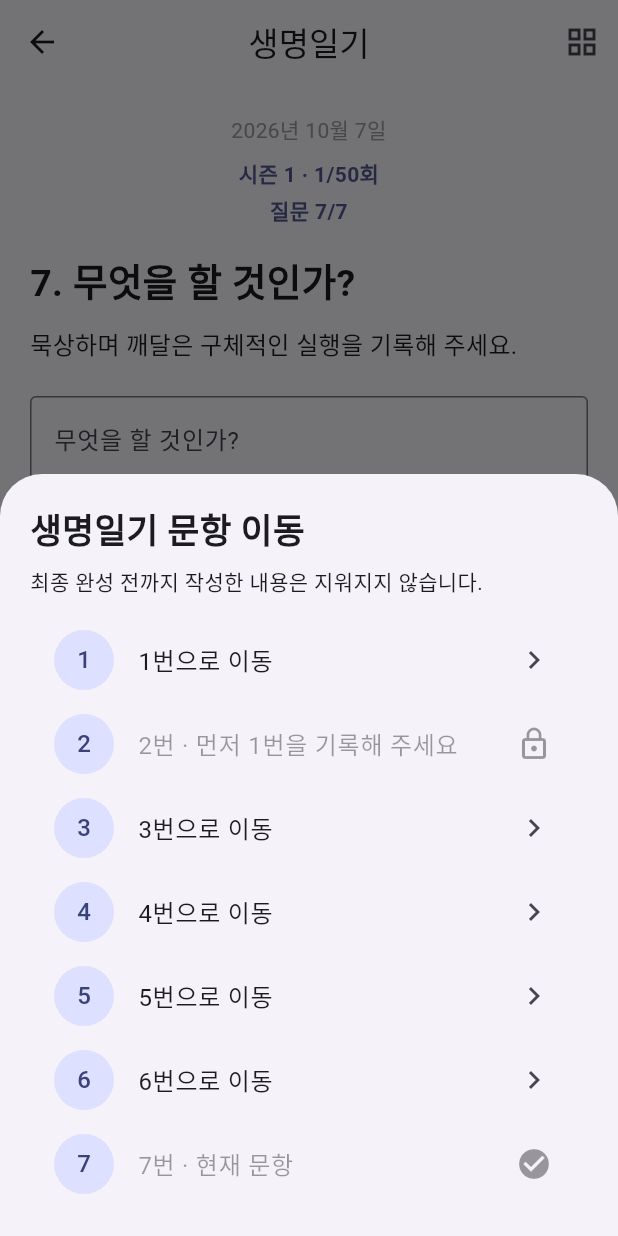
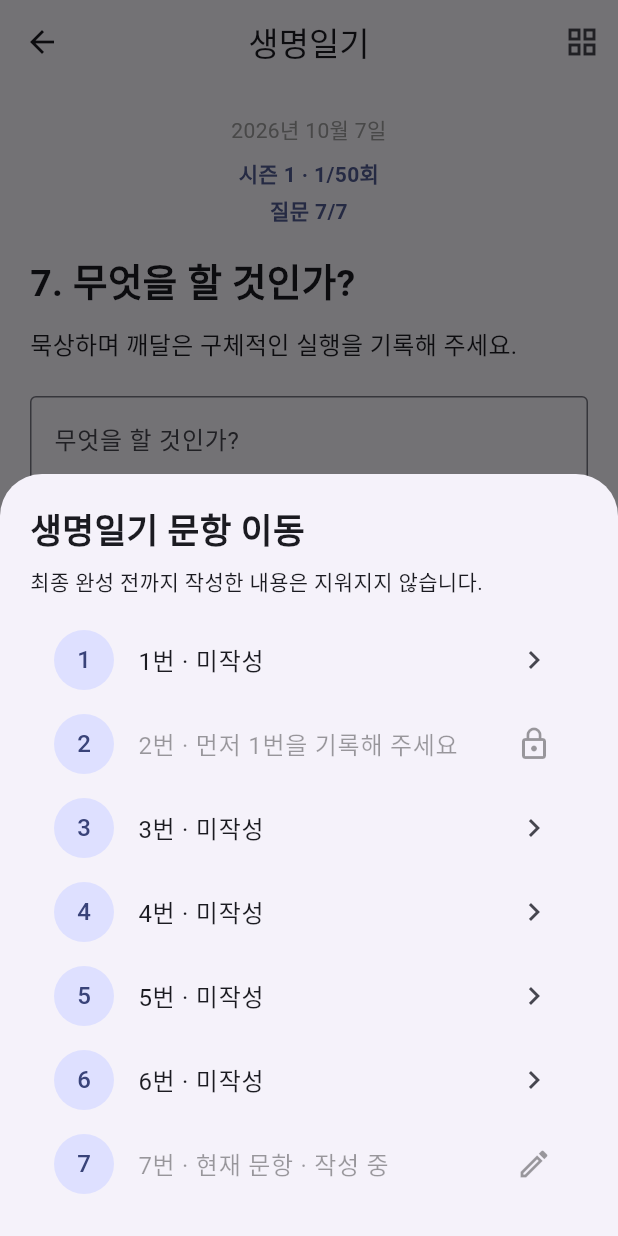
Before and after one commit to seungki-kang/CHGO-Life-Diary-Flutter, a Flutter app: the LifeDiaryQuestion7Page screen opened directly with empty values, after a tap on "묵상하고 기록하기", after a tap on the "grid view" icon, on a phone screen of 412 x 824 dp. Run offline on Flutter 3.47's test engine with Material 3 defaults, Android fonts, the phone set to English and light mode, and no system bars; our stand-ins replace sqflite; accounts and stored records are empty.

Commit message:
Add Q1-Q7 completion validation gate LD-FL-014

```diff
--- a/lib/app/life_diary_app_shell.dart
+++ b/lib/app/life_diary_app_shell.dart
@@ -146,6 +146,8 @@ Future<void> showLifeDiaryQuestionNavigator(
   int currentQuestion, {
   VoidCallback? saveCurrent,
 }) async {
+  final completionValidator = const LifeDiaryCompletionValidator();
+  final draftJson = currentLifeDiaryDraft.toJson();
   await showModalBottomSheet<void>(
     context: context,
     isScrollControlled: true,
@@ -169,19 +171,27 @@ Future<void> showLifeDiaryQuestionNavigator(
                   currentLifeDiaryDraft.q1NoOldSelf ||
                   currentLifeDiaryDraft.q1OldSelves.isNotEmpty;
               final available = number <= 7 && (number != 2 || q1Ready);
+              final completion = completionValidator.status(draftJson, number);
+              final statusLabel = switch (completion) {
+                LifeDiaryQuestionCompletion.complete => '완료',
+                LifeDiaryQuestionCompletion.inProgress => '작성 중',
+                LifeDiaryQuestionCompletion.notStarted => '미작성',
+              };
               return ListTile(
                 leading: CircleAvatar(child: Text('$number')),
                 title: Text(
                   number == currentQuestion
-                      ? '$number번 · 현재 문항'
+                      ? '$number번 · 현재 문항 · $statusLabel'
                       : available
-                      ? '$number번으로 이동'
+                      ? '$number번 · $statusLabel'
                       : number == 2
                       ? '2번 · 먼저 1번을 기록해 주세요'
                       : '$number번 · 준비 중',
                 ),
-                trailing: number == currentQuestion
-                    ? const Icon(Icons.check_circle)
+                trailing: completion == LifeDiaryQuestionCompletion.complete
+                    ? const Icon(Icons.check_circle, color: Colors.green)
+                    : number == currentQuestion
+                    ? const Icon(Icons.edit_outlined)
                     : available
                     ? const Icon(Icons.chevron_right)
                     : const Icon(Icons.lock_outline),
--- /dev/null
+++ b/lib/application/life_diary_completion_validator.dart
@@ -0,0 +1,126 @@
+enum LifeDiaryQuestionCompletion { notStarted, inProgress, complete }
+
+class LifeDiaryCompletionIssue {
+  final int questionNumber;
+  final String message;
+
+  const LifeDiaryCompletionIssue(this.questionNumber, this.message);
+}
+
+class LifeDiaryCompletionValidator {
+  const LifeDiaryCompletionValidator();
+
+  List<LifeDiaryCompletionIssue> validate(Map<String, Object?> draft) {
+    final issues = <LifeDiaryCompletionIssue>[];
+    for (var question = 1; question <= 7; question++) {
+      final message = _incompleteReason(draft, question);
+      if (message != null) {
+        issues.add(LifeDiaryCompletionIssue(question, message));
+      }
+    }
+    return issues;
+  }
+
+  LifeDiaryQuestionCompletion status(Map<String, Object?> draft, int question) {
+    if (_incompleteReason(draft, question) == null) {
+      return LifeDiaryQuestionCompletion.complete;
+    }
+    return _hasStarted(draft, question)
+        ? LifeDiaryQuestionCompletion.inProgress
+        : LifeDiaryQuestionCompletion.notStarted;
+  }
+
+  String? _incompleteReason(Map<String, Object?> draft, int question) {
+    switch (question) {
+      case 1:
+        if (_number(draft, 'q1_step') >= 4 &&
+            (_flag(draft, 'q1_no_old_self') ||
+                (_text(draft, 'q1_detail').isNotEmpty &&
+                    _strings(draft, 'q1_old_selves').isNotEmpty &&
+                    draft['q1_awareness'] != null))) {
+          return null;
+        }
+        return '오늘 발견한 옛사람 기록과 확인 단계를 마쳐 주세요.';
+      case 2:
+        final required = _flag(draft, 'q1_no_old_self')
+            ? 7
+            : _strings(draft, 'q1_old_selves').length;
+        if (required > 0 &&
+            _strings(draft, 'q2_completed_old_selves').length >= required &&
+            _text(draft, 'q2_partial_text').isEmpty) {
+          return null;
+        }
+        return '1번에서 선택한 옛사람의 십자가 고백을 모두 마쳐 주세요.';
+      case 3:
+        return _number(draft, 'q3_stage') >= 4
+            ? null
+            : '하나님 나라 발견과 누림 기록을 완료해 주세요.';
+      case 4:
+        return _number(draft, 'q4_stage') >= 5
+            ? null
+            : '관계 사건을 사랑과 긍휼로 돌아보는 과정을 완료해 주세요.';
+      case 5:
+        return _number(draft, 'q5_stage') >= 4 ? null : '성령님과의 교제 기록을 완료해 주세요.';
+      case 6:
+        final completeGratitudes = _maps(draft, 'q6_gratitudes').where((item) {
+          return _mapText(item, 'person').isNotEmpty &&
+              (_mapText(item, 'what').isNotEmpty ||
+                  _mapText(item, 'why').isNotEmpty);
+        }).length;
+        return _number(draft, 'q6_stage') >= 3 && completeGratitudes >= 3
+            ? null
+            : '감사 기록을 3개 이상 작성하고 6번을 완료해 주세요.';
+      case 7:
+        return _number(draft, 'q7_stage') >= 2 &&
+                _text(draft, 'q7_action').isNotEmpty &&
+                _text(draft, 'q7_reason').isNotEmpty
+            ? null
+            : '실행할 일과 그 이유를 작성하고 확인 단계로 이동해 주세요.';
+      default:
+        return '지원하지 않는 문항입니다.';
+    }
+  }
+
+  bool _hasStarted(Map<String, Object?> draft, int question) {
+    switch (question) {
+      case 1:
+        return _text(draft, 'q1_detail').isNotEmpty ||
+            _strings(draft, 'q1_old_selves').isNotEmpty ||
+            _flag(draft, 'q1_no_old_self');
+      case 2:
+        return _strings(draft, 'q2_completed_old_selves').isNotEmpty ||
+            _text(draft, 'q2_partial_text').isNotEmpty;
+      case 3:
+        return _number(draft, 'q3_stage') > 0;
+      case 4:
+        return _number(draft, 'q4_stage') > 0;
+      case 5:
+        return _number(draft, 'q5_stage') > 0;
+      case 6:
+        return _number(draft, 'q6_stage') > 0 ||
+            _maps(draft, 'q6_gratitudes').isNotEmpty;
+      case 7:
+        return _number(draft, 'q7_stage') > 0 ||
+            _text(draft, 'q7_action').isNotEmpty ||
+            _text(draft, 'q7_reason').isNotEmpty;
+      default:
+        return false;
+    }
+  }
+
+  String _text(Map<String, Object?> draft, String key) =>
+      (draft[key] as String? ?? '').trim();
+  int _number(Map<String, Object?> draft, String key) =>
+      (draft[key] as num?)?.toInt() ?? 0;
+  bool _flag(Map<String, Object?> draft, String key) =>
+      draft[key] as bool? ?? false;
+  List<String> _strings(Map<String, Object?> draft, String key) =>
+      (draft[key] as List? ?? const []).map((value) => '$value').toList();
+  List<Map<Object?, Object?>> _maps(Map<String, Object?> draft, String key) =>
+      (draft[key] as List? ?? const [])
+          .whereType<Map>()
+          .map((value) => Map<Object?, Object?>.from(value))
+          .toList();
+  String _mapText(Map<Object?, Object?> map, String key) =>
+      (map[key] as String? ?? '').trim();
+}
--- a/lib/main.dart
+++ b/lib/main.dart
@@ -2,6 +2,7 @@ import 'package:flutter/material.dart';
 import 'package:flutter/services.dart';
 
 import 'core/observability/app_logger.dart';
+import 'application/life_diary_completion_validator.dart';
 import 'application/life_diary_progress.dart';
 import 'application/life_diary_draft_lifecycle.dart';
 import 'data/life_diary_database.dart';
```
Also changed, not shown: lib/presentation/questions/question_7_page.dart (+58 -0 lines), 2 other files.
